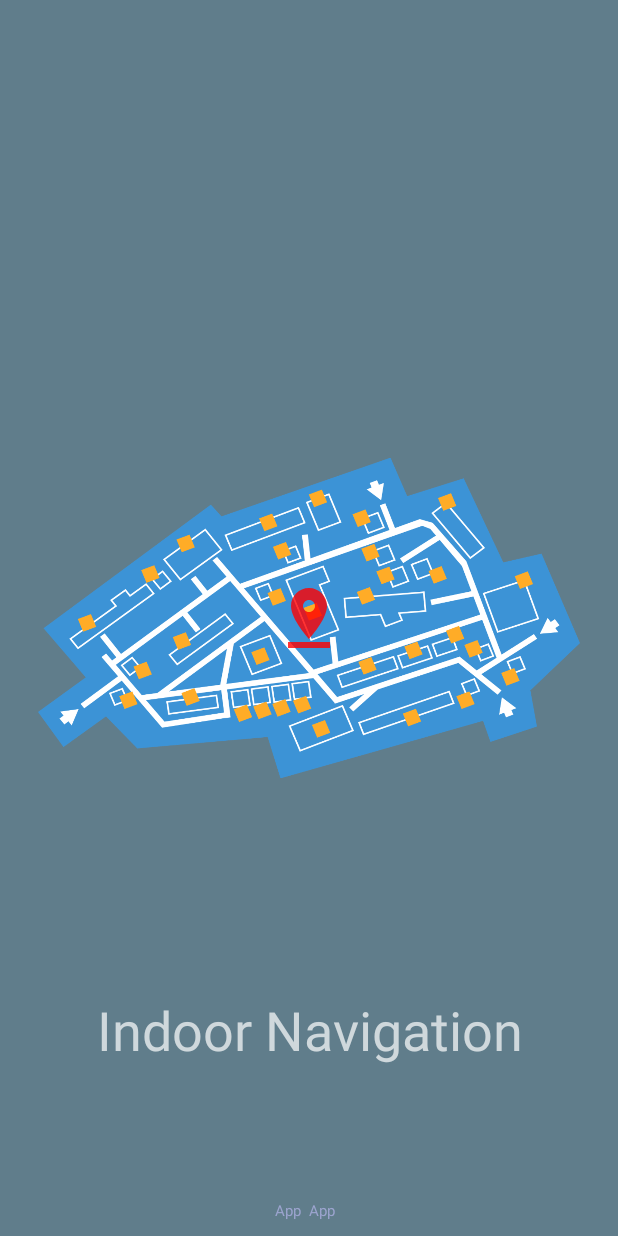
After one commit to jasirjasir/BLE-Indoor-Positioning-0.4.0, an Android app: the SplashActivity screen opened directly, with no data from a screen before it, on a phone screen of 412 x 824 dp. The commit adds this screen. Run offline under Robolectric (Android 15) with nearby library versions, the phone set to English and light mode, and no system bars; 1 statement that could not run was skipped.

Commit message:
Splash and autocomplete added

```diff
--- /dev/null
+++ b/app/src/main/java/com/nexenio/bleindoorpositioningdemo/SplashActivity.java
@@ -0,0 +1,57 @@
+package com.nexenio.bleindoorpositioningdemo;
+
+
+import android.content.Intent;
+import android.content.SharedPreferences;
+import android.os.Bundle;
+import android.os.Handler;
+import android.view.Window;
+import android.view.WindowManager;
+
+import androidx.appcompat.app.AppCompatActivity;
+
+public class SplashActivity extends AppCompatActivity {
+
+    private static final int SPLASH_DISPLAY_LENGTH = 3000;
+    private Handler delayHandler;
+
+    private SharedPreferences.Editor mEditor;
+
+    @Override
+    protected void onCreate(Bundle savedInstanceState) {
+
+        requestWindowFeature(Window.FEATURE_NO_TITLE);
+        getWindow().setFlags(WindowManager.LayoutParams.FLAG_FULLSCREEN,
+                WindowManager.LayoutParams.FLAG_FULLSCREEN);
+
+        super.onCreate(savedInstanceState);
+        setContentView(R.layout.activity_splash);
+        loadMainActivity();
+    }
+
+
+    private void loadMainActivity() {
+        delayHandler = new Handler();
+        delayHandler.postDelayed(new Runnable() {
+            @Override
+            public void run() {
+                Intent intent = new Intent(SplashActivity.this, HomeActivity.class);
+                startActivity(intent);
+                finish();
+            }
+        }, SPLASH_DISPLAY_LENGTH);
+    }
+
+
+    @Override
+    protected void onDestroy() {
+        super.onDestroy();
+        try {
+            if (delayHandler != null)
+                delayHandler.removeCallbacksAndMessages(null);
+        } catch (Exception e) {
+        }
+    }
+
+
+}
--- /dev/null
+++ b/app/src/main/res/drawable/chevron_right.xml
@@ -0,0 +1,5 @@
+<vector android:height="48dp" android:tint="#2196F3"
+    android:viewportHeight="24" android:viewportWidth="24"
+    android:width="48dp" xmlns:android="http://schemas.android.com/apk/res/android">
+    <path android:fillColor="@android:color/white" android:pathData="M10,6L8.59,7.41 13.17,12l-4.58,4.59L10,18l6,-6z"/>
+</vector>
--- /dev/null
+++ b/app/src/main/res/drawable/pin_drop.xml
@@ -0,0 +1,5 @@
+<vector android:alpha="0.8" android:height="48dp" android:tint="#FF0000"
+    android:viewportHeight="24" android:viewportWidth="24"
+    android:width="48dp" xmlns:android="http://schemas.android.com/apk/res/android">
+    <path android:fillColor="@android:color/white" android:pathData="M18,8c0,-3.31 -2.69,-6 -6,-6S6,4.69 6,8c0,4.5 6,11 6,11s6,-6.5 6,-11zM10,8c0,-1.1 0.9,-2 2,-2s2,0.9 2,2 -0.89,2 -2,2c-1.1,0 -2,-0.9 -2,-2zM5,20v2h14v-2L5,20z"/>
+</vector>
--- /dev/null
+++ b/app/src/main/res/layout/activity_splash.xml
@@ -0,0 +1,75 @@
+<?xml version="1.0" encoding="utf-8"?>
+<RelativeLayout xmlns:android="http://schemas.android.com/apk/res/android"
+    xmlns:tools="http://schemas.android.com/tools"
+    android:layout_width="match_parent"
+    android:layout_height="match_parent"
+    android:background="@color/primary"
+    android:orientation="vertical"
+    tools:context="com.nexenio.bleindoorpositioningdemo.SplashActivity">
+<FrameLayout
+    android:id="@+id/llLogo"
+    android:layout_width="wrap_content"
+    android:layout_height="wrap_content"
+    android:layout_centerInParent="true">
+    <ImageView
+        android:layout_width="wrap_content"
+        android:layout_height="300dp"
+        android:padding="25dp"
+        android:src="@drawable/map_0" />
+    <ImageView
+        android:id="@+id/map_pin"
+        android:layout_width="wrap_content"
+        android:layout_height="wrap_content"
+        android:layout_gravity="center"
+        android:padding="25dp"
+        android:elevation="25dp"
+        android:src="@drawable/pin_drop" />
+
+
+
+</FrameLayout>
+
+    <androidx.appcompat.widget.AppCompatTextView
+        android:layout_width="match_parent"
+        android:layout_height="wrap_content"
+        android:layout_below="@+id/llLogo"
+        android:layout_centerHorizontal="true"
+        android:layout_marginTop="100dp"
+        android:gravity="center"
+        android:text="@string/indoor_navigation"
+        android:textColor="@color/primary_light"
+        android:textSize="36sp" />
+
+    <LinearLayout
+        android:id="@+id/llAppVersion"
+        android:layout_width="match_parent"
+        android:layout_height="wrap_content"
+        android:layout_alignParentBottom="true"
+        android:layout_marginTop="10dp"
+        android:layout_marginBottom="10dp"
+        android:gravity="center"
+        android:weightSum="2">
+
+        <androidx.appcompat.widget.AppCompatTextView
+            android:id="@+id/tvAppVersion"
+            android:layout_width="0dp"
+            android:layout_height="wrap_content"
+            android:layout_weight="1"
+            android:gravity="right"
+            android:paddingRight="5dp"
+            android:text="App"
+            android:textColor="#9CA4CF"
+            android:textSize="10sp" />
+
+        <androidx.appcompat.widget.AppCompatTextView
+            android:id="@+id/tvLibVersion"
+            android:layout_width="0dp"
+            android:layout_height="wrap_content"
+            android:layout_weight="1"
+            android:text="App"
+            android:textColor="#9CA4CF"
+            android:textSize="10sp" />
+
+    </LinearLayout>
+
+</RelativeLayout>
--- a/app/src/main/res/layout/custom_spinner.xml
+++ b/app/src/main/res/layout/custom_spinner.xml
@@ -6,8 +6,8 @@
     android:layout_width="match_parent"
     android:layout_height="?attr/dropdownListPreferredItemHeight"
     android:ellipsize="marquee"
-    android:textColor="@android:color/white"
-    android:background="@drawable/abc_spinner_mtrl_am_alpha"
+    android:textColor="@color/primary_dark"
+    android:background="@color/primary"
     android:padding="10dp"
     android:layout_alignParentRight="true"
-    android:backgroundTint="@android:color/white"/>
+    android:backgroundTint="@color/primary"/>
--- a/app/src/main/res/layout/custom_spinner_dropdown.xml
+++ b/app/src/main/res/layout/custom_spinner_dropdown.xml
@@ -1,11 +1,10 @@
 <?xml version="1.0" encoding="utf-8"?>
 <TextView xmlns:android="http://schemas.android.com/apk/res/android"
     android:id="@android:id/text1"
-    style="?attr/spinnerDropDownItemStyle"
     android:singleLine="true"
     android:layout_width="match_parent"
     android:layout_height="?attr/dropdownListPreferredItemHeight"
     android:ellipsize="marquee"
-    android:textColor="@android:color/holo_blue_light"
-    android:background="@android:color/white"
+    android:textColor="@color/primary_dark"
+    android:background="@drawable/button_bg"
     android:textAlignment="center"/>
--- a/app/src/main/res/values/strings.xml
+++ b/app/src/main/res/values/strings.xml
@@ -101,4 +101,8 @@
         <item>D-3</item>
         <item>D-4</item>
     </string-array>
+
+    <string name="start_txt">Start</string>
+    <string name="stop_txt">Stop</string>
+    <string name="indoor_navigation">Indoor Navigation</string>
 </resources>
--- a/app/src/main/res/values/styles.xml
+++ b/app/src/main/res/values/styles.xml
@@ -6,5 +6,9 @@
         <item name="colorPrimaryDark">@color/primary_dark</item>
         <item name="colorAccent">@color/accent</item>
     </style>
+    <style name="AppTheme.NoActionBar">
+        <item name="windowActionBar">false</item>
+        <item name="windowNoTitle">true</item>
+    </style>
 
 </resources>
```
Also changed, not shown: app/src/main/AndroidManifest.xml (+12 -5 lines), app/src/main/java/com/nexenio/bleindoorpositioningdemo/ui/beaconview/pathplanning/BeaconNavigateFragment.java (+20 -10 lines), app/src/main/res/drawable/button_bg.xml (added, +17 -0 lines), app/src/main/res/drawable/circle_bg.xml (added, +12 -0 lines), app/src/main/res/layout/fragment_beacon_navigate.xml (+54 -21 lines), app/src/main/res/drawable/map_0.png (added).
